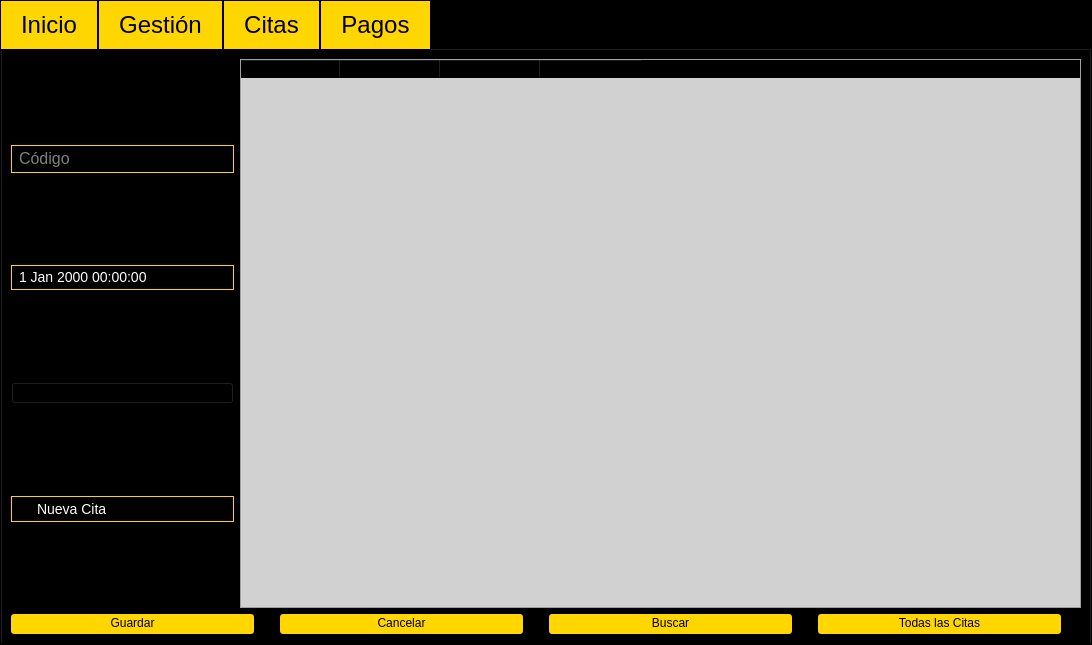
J-Pinos3/Desktop_GymManagement, file GymFitness/View/gymoperations.ui: the form before one commit.
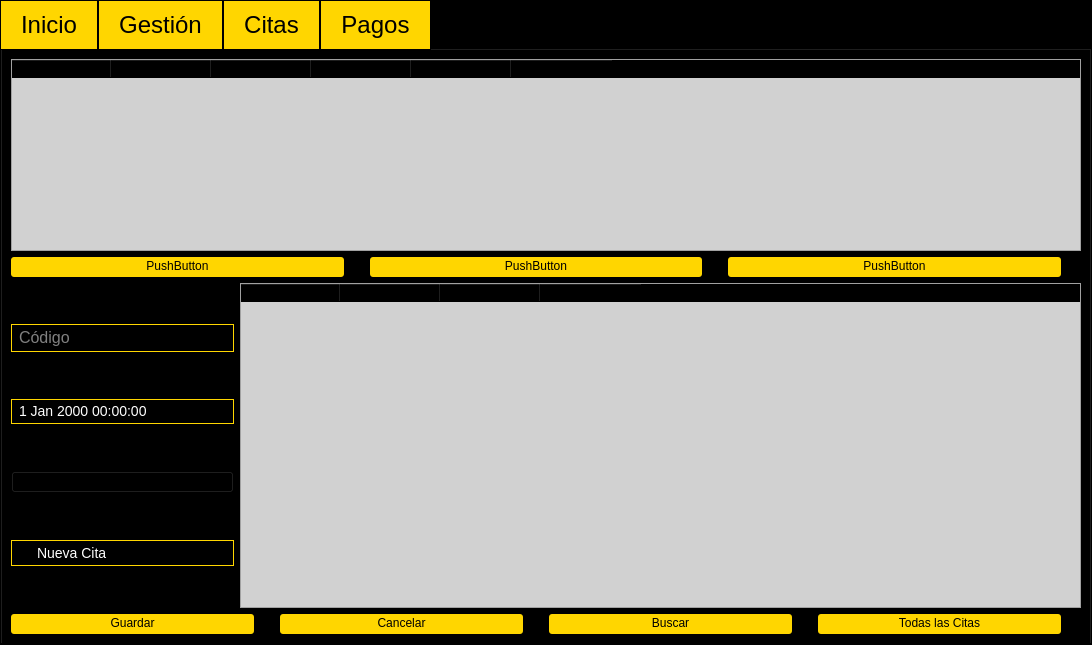
The form after the commit. The open tabs and pages were chosen to show the change.

```diff
--- a/GymFitness/View/gymoperations.ui
+++ b/GymFitness/View/gymoperations.ui
@@ -54,7 +54,7 @@
 </string>
      </property>
      <property name="currentIndex">
-      <number>0</number>
+      <number>2</number>
      </property>
      <widget class="QWidget" name="tabInicio">
       <property name="styleSheet">
@@ -519,6 +519,76 @@
       </attribute>
       <layout class="QVBoxLayout" name="verticalLayout_9">
        <item>
+        <layout class="QVBoxLayout" name="verticalLayout_11">
+         <item>
+          <widget class="QTableWidget" name="tableWidget">
+           <property name="sizePolicy">
+            <sizepolicy hsizetype="Expanding" vsizetype="Fixed">
+             <horstretch>0</horstretch>
+             <verstretch>0</verstretch>
+            </sizepolicy>
+           </property>
+           <column>
+            <property name="text">
+             <string>Id Cabecera</string>
+            </property>
+           </column>
+           <column>
+            <property name="text">
+             <string>Fecha de  Pago</string>
+            </property>
+           </column>
+           <column>
+            <property name="text">
+             <string>Codigo Usuario</string>
+            </property>
+           </column>
+           <column>
+            <property name="text">
+             <string>Nombre</string>
+            </property>
+           </column>
+           <column>
+            <property name="text">
+             <string>Total</string>
+            </property>
+           </column>
+           <column>
+            <property name="text">
+             <string>Abono</string>
+            </property>
+           </column>
+          </widget>
+         </item>
+         <item>
+          <layout class="QHBoxLayout" name="horizontalLayout_10">
+           <property name="topMargin">
+            <number>0</number>
+           </property>
+           <item>
+            <widget class="QPushButton" name="pushButton">
+             <property name="text">
+              <string>PushButton</string>
+             </property>
+            </widget>
+           </item>
+           <item>
+            <widget class="QPushButton" name="pushButton_3">
+             <property name="text">
+              <string>PushButton</string>
+             </property>
+            </widget>
+           </item>
+           <item>
+            <widget class="QPushButton" name="pushButton_2">
+             <property name="text">
+              <string>PushButton</string>
+             </property>
+            </widget>
+           </item>
+          </layout>
+         </item>
+         <item>
         <layout class="QHBoxLayout" name="horizontalLayout_8">
          <item>
           <layout class="QVBoxLayout" name="verticalLayout_8">
@@ -618,6 +688,8 @@
             <string>Todas las Citas</string>
            </property>
           </widget>
+           </item>
+          </layout>
          </item>
         </layout>
        </item>
```
Lines whose indentation alone changed are shown as unchanged.
